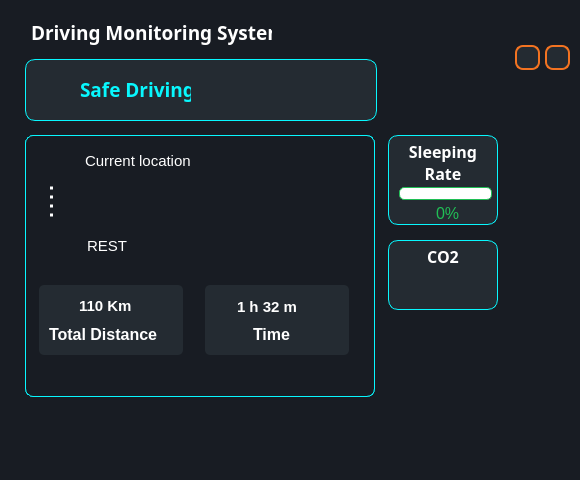
First picture: the form in dms_client/ui/monitorpage.ui, repository veda-team4/dms, before the edit.
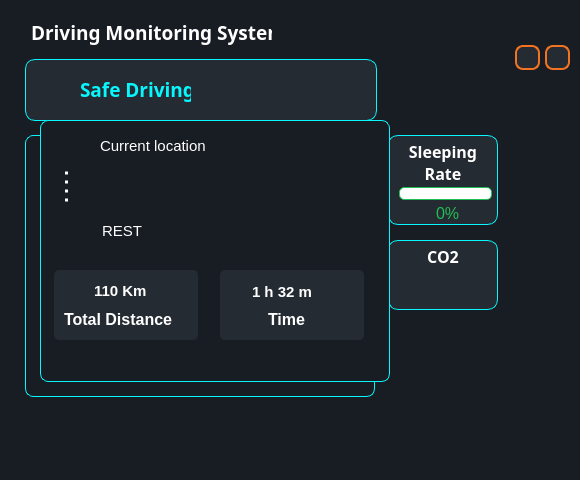
Second picture: the form after the edit. Icons and pictures are not drawn.

What changed in the file:
```diff
--- a/dms_client/ui/monitorpage.ui
+++ b/dms_client/ui/monitorpage.ui
@@ -239,8 +239,8 @@
   <widget class="QWidget" name="naviWidget" native="true">
    <property name="geometry">
     <rect>
-     <x>25</x>
-     <y>135</y>
+     <x>40</x>
+     <y>120</y>
      <width>350</width>
      <height>262</height>
     </rect>
```
